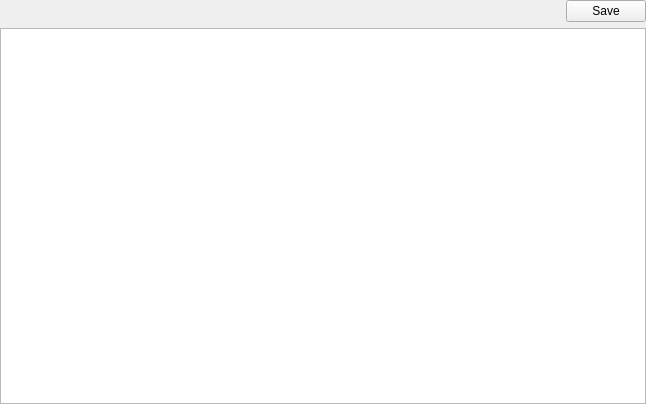
First picture: the form in xsymbolswidget.ui, repository horsicq/XSymbolsWidget, before the edit.
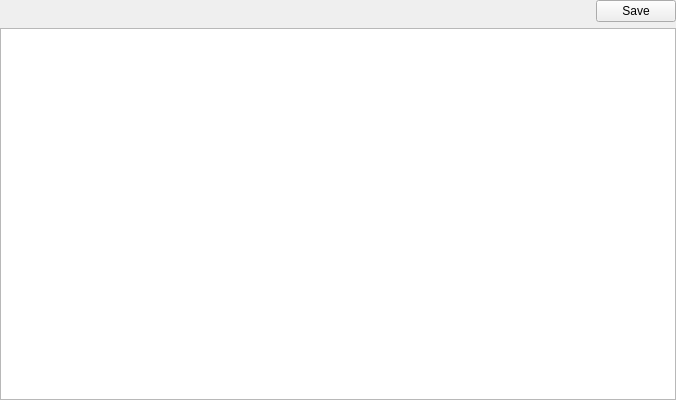
Second picture: the form after the edit. Custom widgets are drawn as their Qt base class.

```diff
--- a/xsymbolswidget.ui
+++ b/xsymbolswidget.ui
@@ -6,8 +6,8 @@
    <rect>
     <x>0</x>
     <y>0</y>
-    <width>646</width>
-    <height>404</height>
+    <width>676</width>
+    <height>400</height>
    </rect>
   </property>
   <property name="windowTitle">
```
Left out of the diff: 10 changed lines with no effect on the pictures.
